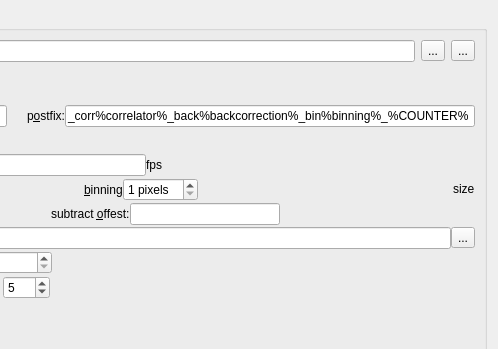
Above: plugins/imagingfcs/qfrdrimagingfcscorrelationdialog.ui from jkriege2/QuickFit3 before the change; both pictures show x 582 to 1080 and y 0 to 349 of the 1080 by 785 pixel window. Below: the same form after it.
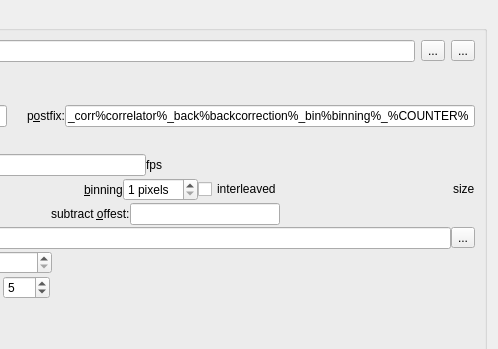
That is the form after the change. Icons and pictures are not drawn. Custom widgets are drawn as their Qt base class.

Commit message: QuickFit3/imFCS: added option to do interleaved binning

The edit to the form file:
```diff
--- a/plugins/imagingfcs/qfrdrimagingfcscorrelationdialog.ui
+++ b/plugins/imagingfcs/qfrdrimagingfcscorrelationdialog.ui
@@ -671,6 +671,13 @@
              </property>
             </widget>
            </item>
+           <item>
+            <widget class="QCheckBox" name="chkInterleavedBinning">
+             <property name="text">
+              <string>interleaved</string>
+             </property>
+            </widget>
+           </item>
            <item>
             <spacer name="horizontalSpacer_29">
              <property name="orientation">
@@ -1736,6 +1743,11 @@
   </layout>
  </widget>
  <customwidgets>
+  <customwidget>
+   <class>QEnhancedLineEdit</class>
+   <extends>QLineEdit</extends>
+   <header>qenhancedlineedit.h</header>
+  </customwidget>
   <customwidget>
    <class>JKDoubleEdit</class>
    <extends>QLineEdit</extends>
@@ -1744,11 +1756,6 @@
     <signal>valueChanged(double)</signal>
    </slots>
   </customwidget>
-  <customwidget>
-   <class>QEnhancedLineEdit</class>
-   <extends>QLineEdit</extends>
-   <header>qenhancedlineedit.h</header>
-  </customwidget>
  </customwidgets>
  <tabstops>
   <tabstop>edtImageFile</tabstop>
```
Left out of the diff: 6 changed lines with no effect on the pictures. The commit also changes 10 other files.
